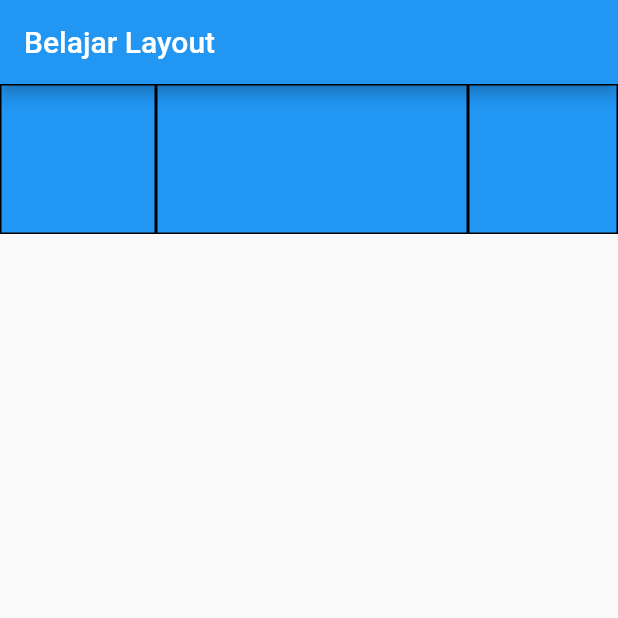
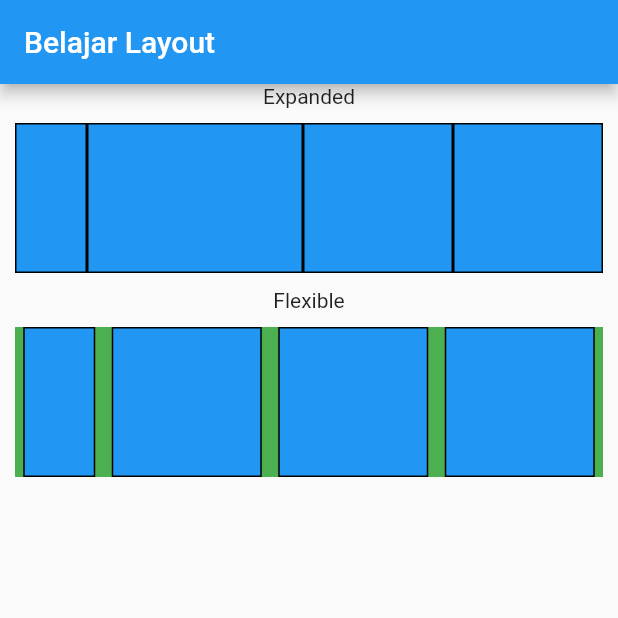
Before and after one commit to siubie/flutter_layout, a Flutter app: the screen it shows after launch, on a phone screen of 412 x 824 dp, the top half of it. Run offline on Flutter 3.47's test engine with Material 2 defaults, Android fonts, the phone set to English and light mode, and no system bars.

Commit message:
Flexible vs expanded

```diff
--- a/lib/main.dart
+++ b/lib/main.dart
@@ -20,7 +20,12 @@ class Layout extends StatelessWidget {
           title: Text("Belajar Layout"),
         ),
         body: Container(
-          color: Colors.grey,
+          child: Column(
+            children: [
+              Text("Expanded"),
+              Container(
+                margin: EdgeInsets.all(10),
+                color: Colors.red,
                 child: Row(
                   mainAxisAlignment: MainAxisAlignment.spaceAround,
                   children: const [
@@ -29,10 +34,36 @@ class Layout extends StatelessWidget {
                       child: BlueBox(),
                     ),
                     Expanded(
-                flex: 2,
+                      flex: 3,
                       child: BlueBox(),
                     ),
                     BlueBox(),
+                    BlueBox(),
+                  ],
+                ),
+              ),
+              Text("Flexible"),
+              Container(
+                margin: EdgeInsets.all(10),
+                color: Colors.green,
+                child: Row(
+                  mainAxisAlignment: MainAxisAlignment.spaceAround,
+                  children: const [
+                    Flexible(
+                      flex: 1,
+                      fit: FlexFit.loose,
+                      child: BlueBox(),
+                    ),
+                    Flexible(
+                      flex: 3,
+                      fit: FlexFit.loose,
+                      child: BlueBox(),
+                    ),
+                    BlueBox(),
+                    BlueBox(),
+                  ],
+                ),
+              ),
             ],
           ),
         ),
```
Lines whose indentation alone changed are shown as unchanged.
